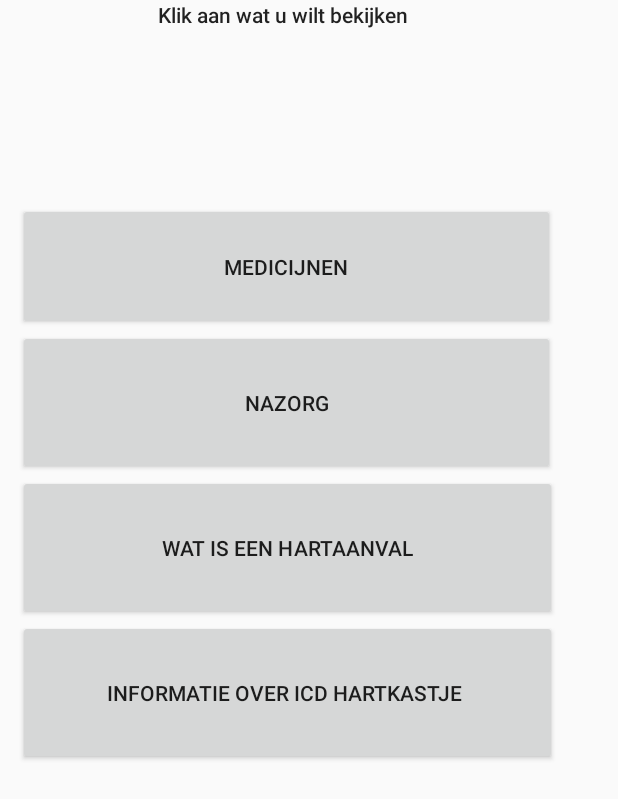
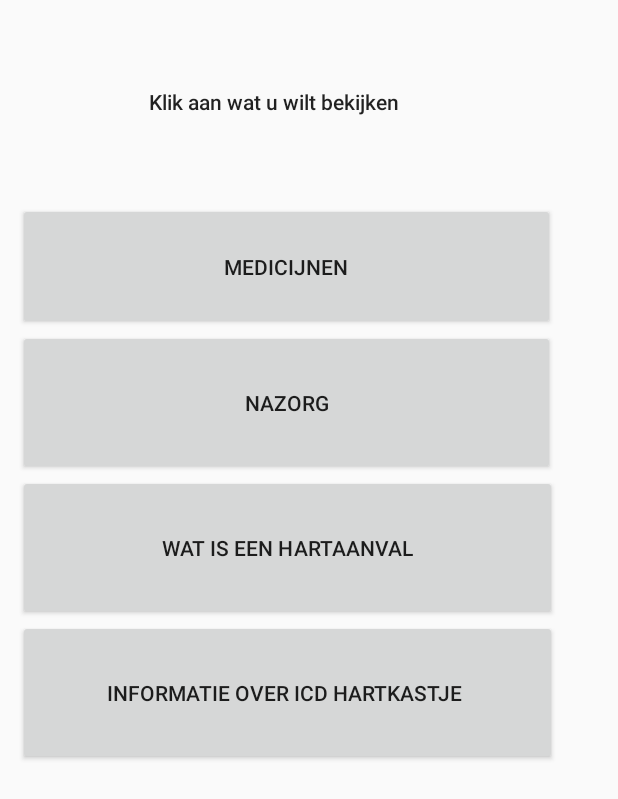
Before and after one commit to NataliaKuz/StudentProject, an Android app: the layout activity_heartattack.xml on its own in the app's theme, with its tools: preview values and no code run, on a phone screen of 412 x 824 dp. Shown: the top 799 px of the screen. Run offline under Robolectric (Android 15) with nearby library versions, the phone set to English and light mode, and no system bars.

Commit message:
Adding gravity centre

```diff
--- a/Source/PatientHelper/app/src/main/res/layout/activity_heartattack.xml
+++ b/Source/PatientHelper/app/src/main/res/layout/activity_heartattack.xml
@@ -5,9 +5,10 @@
     android:weightSum="1">
 
     <TextView
-        android:text="                            Klik aan wat u wilt bekijken"
+        android:text="Klik aan wat u wilt bekijken"
         android:layout_width="340dp"
         android:layout_marginStart="12dp"
+        android:gravity="center"
         android:layout_weight="0.19"
         android:textAppearance="@style/TextAppearance.AppCompat.Body2"
         android:id="@+id/ClickOn"
@@ -19,7 +20,6 @@
         android:layout_height="wrap_content"
         android:id="@+id/Medicines"
         android:layout_below="@+id/passwordField"
-        android:layout_alignParentStart="true"
         android:layout_marginStart="12dp"
         android:layout_weight="0.06" />
 
@@ -28,7 +28,6 @@
         android:layout_width="358dp"
         android:layout_height="wrap_content"
         android:id="@+id/Aftercare"
-        android:layout_alignParentStart="true"
         android:layout_marginStart="12dp"
         android:layout_weight="0.08" />
 
@@ -37,7 +36,6 @@
         android:layout_width="359dp"
         android:layout_height="wrap_content"
         android:id="@+id/WhatItIs"
-        android:layout_alignParentStart="true"
         android:layout_marginStart="12dp"
         android:layout_weight="0.08" />
 
@@ -46,7 +44,6 @@
         android:layout_width="359dp"
         android:layout_height="wrap_content"
         android:id="@+id/ICD"
-        android:layout_alignParentStart="true"
         android:layout_marginStart="12dp"
         android:layout_weight="0.08" />
 
```
